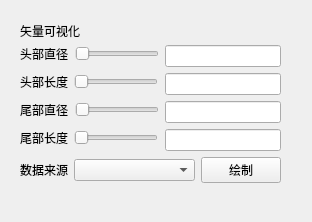
Qt form Qt/Resources/UI/igVector.ui (hu-shuhan/editOpeniGame) before a commit.
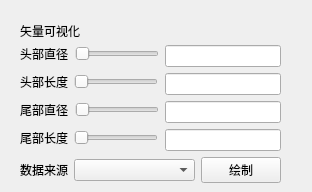
The same form after that commit.

Commit message: vector debug

What changed in the file:
```diff
--- a/Qt/Resources/UI/igVector.ui
+++ b/Qt/Resources/UI/igVector.ui
@@ -7,9 +7,21 @@
     <x>0</x>
     <y>0</y>
     <width>312</width>
-    <height>222</height>
+    <height>192</height>
    </rect>
   </property>
+  <property name="sizePolicy">
+   <sizepolicy hsizetype="Expanding" vsizetype="Expanding">
+    <horstretch>0</horstretch>
+    <verstretch>0</verstretch>
+   </sizepolicy>
+  </property>
+  <property name="minimumSize">
+   <size>
+    <width>312</width>
+    <height>192</height>
+   </size>
+  </property>
   <property name="windowTitle">
    <string>Form</string>
   </property>
```
The commit also changes 10 other files.
